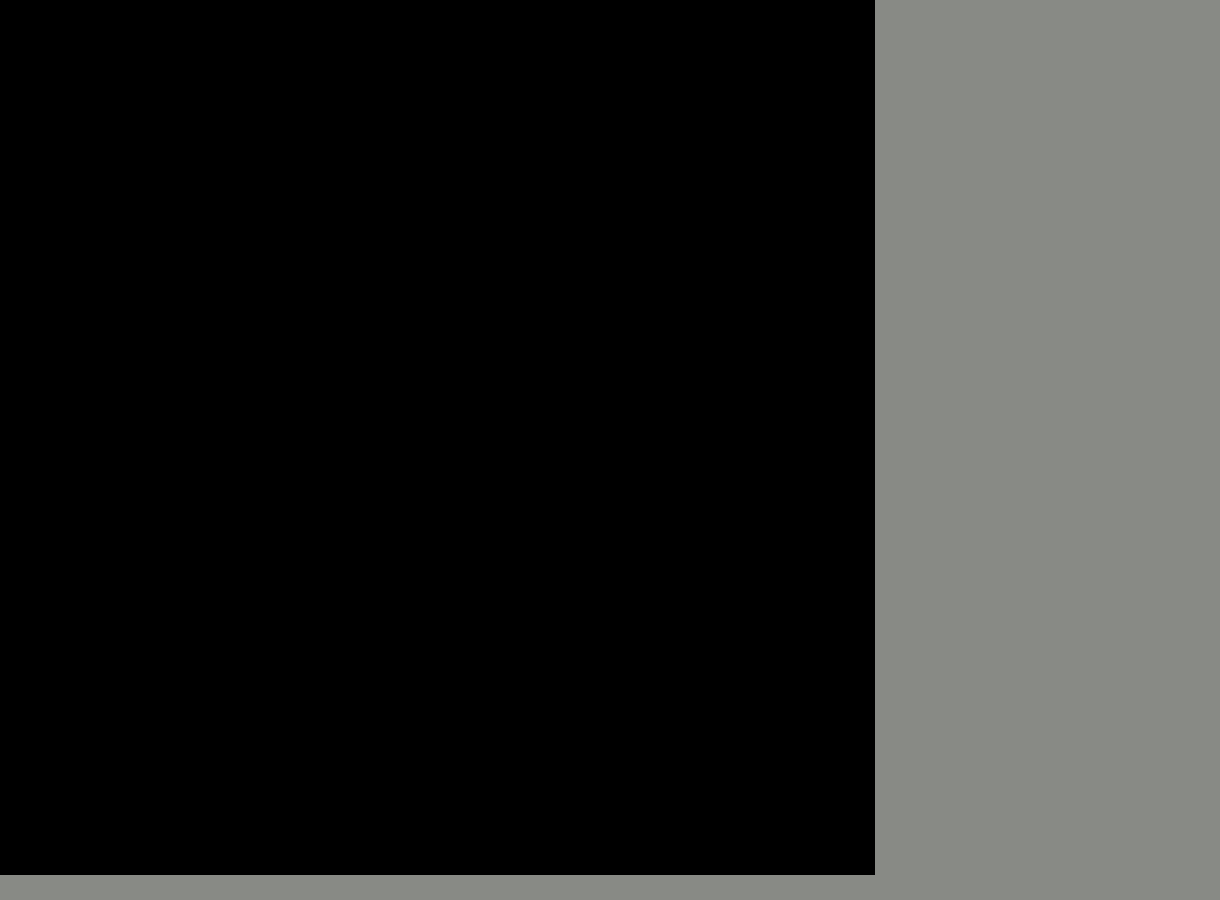
This is monopolywindow.ui in Griffenck1/monopoly.connor.fun as Qt 5 draws it before an edit. The edited form follows.
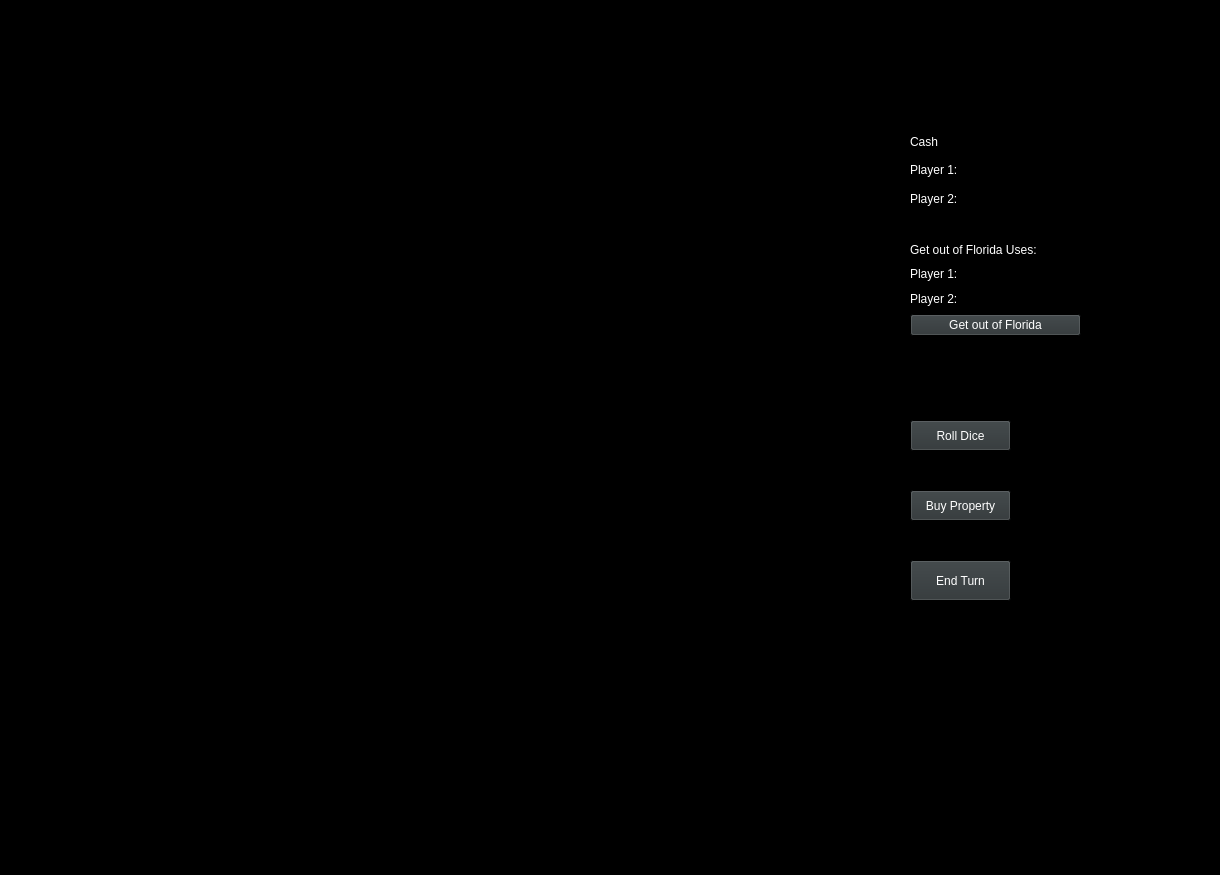
This is the edited form.

The edit to the form file:
```diff
--- a/monopolywindow.ui
+++ b/monopolywindow.ui
@@ -7,67 +7,445 @@
     <x>0</x>
     <y>0</y>
     <width>1220</width>
-    <height>900</height>
+    <height>875</height>
    </rect>
   </property>
   <property name="palette">
    <palette>
     <active>
+     <colorrole role="WindowText">
+      <brush brushstyle="SolidPattern">
+       <color alpha="255">
+        <red>255</red>
+        <green>255</green>
+        <blue>255</blue>
+       </color>
+      </brush>
+     </colorrole>
+     <colorrole role="Button">
+      <brush brushstyle="SolidPattern">
+       <color alpha="255">
+        <red>46</red>
+        <green>52</green>
+        <blue>54</blue>
+       </color>
+      </brush>
+     </colorrole>
+     <colorrole role="Light">
+      <brush brushstyle="SolidPattern">
+       <color alpha="255">
+        <red>0</red>
+        <green>0</green>
+        <blue>0</blue>
+       </color>
+      </brush>
+     </colorrole>
+     <colorrole role="Midlight">
+      <brush brushstyle="SolidPattern">
+       <color alpha="255">
+        <red>0</red>
+        <green>0</green>
+        <blue>0</blue>
+       </color>
+      </brush>
+     </colorrole>
+     <colorrole role="Dark">
+      <brush brushstyle="SolidPattern">
+       <color alpha="255">
+        <red>0</red>
+        <green>0</green>
+        <blue>0</blue>
+       </color>
+      </brush>
+     </colorrole>
+     <colorrole role="Mid">
+      <brush brushstyle="SolidPattern">
+       <color alpha="255">
+        <red>0</red>
+        <green>0</green>
+        <blue>0</blue>
+       </color>
+      </brush>
+     </colorrole>
+     <colorrole role="Text">
+      <brush brushstyle="SolidPattern">
+       <color alpha="255">
+        <red>255</red>
+        <green>255</green>
+        <blue>255</blue>
+       </color>
+      </brush>
+     </colorrole>
+     <colorrole role="BrightText">
+      <brush brushstyle="SolidPattern">
+       <color alpha="255">
+        <red>255</red>
+        <green>255</green>
+        <blue>255</blue>
+       </color>
+      </brush>
+     </colorrole>
+     <colorrole role="ButtonText">
+      <brush brushstyle="SolidPattern">
+       <color alpha="255">
+        <red>255</red>
+        <green>255</green>
+        <blue>255</blue>
+       </color>
+      </brush>
+     </colorrole>
      <colorrole role="Base">
       <brush brushstyle="SolidPattern">
        <color alpha="255">
-        <red>238</red>
-        <green>238</green>
-        <blue>236</blue>
+        <red>0</red>
+        <green>0</green>
+        <blue>0</blue>
        </color>
       </brush>
      </colorrole>
      <colorrole role="Window">
       <brush brushstyle="SolidPattern">
        <color alpha="255">
-        <red>136</red>
-        <green>138</green>
-        <blue>133</blue>
+        <red>0</red>
+        <green>0</green>
+        <blue>0</blue>
+       </color>
+      </brush>
+     </colorrole>
+     <colorrole role="Shadow">
+      <brush brushstyle="SolidPattern">
+       <color alpha="255">
+        <red>0</red>
+        <green>0</green>
+        <blue>0</blue>
+       </color>
+      </brush>
+     </colorrole>
+     <colorrole role="AlternateBase">
+      <brush brushstyle="SolidPattern">
+       <color alpha="255">
+        <red>0</red>
+        <green>0</green>
+        <blue>0</blue>
+       </color>
+      </brush>
+     </colorrole>
+     <colorrole role="ToolTipBase">
+      <brush brushstyle="SolidPattern">
+       <color alpha="255">
+        <red>255</red>
+        <green>255</green>
+        <blue>220</blue>
+       </color>
+      </brush>
+     </colorrole>
+     <colorrole role="ToolTipText">
+      <brush brushstyle="SolidPattern">
+       <color alpha="255">
+        <red>0</red>
+        <green>0</green>
+        <blue>0</blue>
+       </color>
+      </brush>
+     </colorrole>
+     <colorrole role="PlaceholderText">
+      <brush brushstyle="SolidPattern">
+       <color alpha="128">
+        <red>255</red>
+        <green>255</green>
+        <blue>255</blue>
        </color>
       </brush>
      </colorrole>
     </active>
     <inactive>
+     <colorrole role="WindowText">
+      <brush brushstyle="SolidPattern">
+       <color alpha="255">
+        <red>255</red>
+        <green>255</green>
+        <blue>255</blue>
+       </color>
+      </brush>
+     </colorrole>
+     <colorrole role="Button">
+      <brush brushstyle="SolidPattern">
+       <color alpha="255">
+        <red>46</red>
+        <green>52</green>
+        <blue>54</blue>
+       </color>
+      </brush>
+     </colorrole>
+     <colorrole role="Light">
+      <brush brushstyle="SolidPattern">
+       <color alpha="255">
+        <red>0</red>
+        <green>0</green>
+        <blue>0</blue>
+       </color>
+      </brush>
+     </colorrole>
+     <colorrole role="Midlight">
+      <brush brushstyle="SolidPattern">
+       <color alpha="255">
+        <red>0</red>
+        <green>0</green>
+        <blue>0</blue>
+       </color>
+      </brush>
+     </colorrole>
+     <colorrole role="Dark">
+      <brush brushstyle="SolidPattern">
+       <color alpha="255">
+        <red>0</red>
+        <green>0</green>
+        <blue>0</blue>
+       </color>
+      </brush>
+     </colorrole>
+     <colorrole role="Mid">
+      <brush brushstyle="SolidPattern">
+       <color alpha="255">
+        <red>0</red>
+        <green>0</green>
+        <blue>0</blue>
+       </color>
+      </brush>
+     </colorrole>
+     <colorrole role="Text">
+      <brush brushstyle="SolidPattern">
+       <color alpha="255">
+        <red>255</red>
+        <green>255</green>
+        <blue>255</blue>
+       </color>
+      </brush>
+     </colorrole>
+     <colorrole role="BrightText">
+      <brush brushstyle="SolidPattern">
+       <color alpha="255">
+        <red>255</red>
+        <green>255</green>
+        <blue>255</blue>
+       </color>
+      </brush>
+     </colorrole>
+     <colorrole role="ButtonText">
+      <brush brushstyle="SolidPattern">
+       <color alpha="255">
+        <red>255</red>
+        <green>255</green>
+        <blue>255</blue>
+       </color>
+      </brush>
+     </colorrole>
      <colorrole role="Base">
       <brush brushstyle="SolidPattern">
        <color alpha="255">
-        <red>238</red>
-        <green>238</green>
-        <blue>236</blue>
+        <red>0</red>
+        <green>0</green>
+        <blue>0</blue>
        </color>
       </brush>
      </colorrole>
      <colorrole role="Window">
       <brush brushstyle="SolidPattern">
        <color alpha="255">
-        <red>136</red>
-        <green>138</green>
-        <blue>133</blue>
+        <red>0</red>
+        <green>0</green>
+        <blue>0</blue>
+       </color>
+      </brush>
+     </colorrole>
+     <colorrole role="Shadow">
+      <brush brushstyle="SolidPattern">
+       <color alpha="255">
+        <red>0</red>
+        <green>0</green>
+        <blue>0</blue>
+       </color>
+      </brush>
+     </colorrole>
+     <colorrole role="AlternateBase">
+      <brush brushstyle="SolidPattern">
+       <color alpha="255">
+        <red>0</red>
+        <green>0</green>
+        <blue>0</blue>
+       </color>
+      </brush>
+     </colorrole>
+     <colorrole role="ToolTipBase">
+      <brush brushstyle="SolidPattern">
+       <color alpha="255">
+        <red>255</red>
+        <green>255</green>
+        <blue>220</blue>
+       </color>
+      </brush>
+     </colorrole>
+     <colorrole role="ToolTipText">
+      <brush brushstyle="SolidPattern">
+       <color alpha="255">
+        <red>0</red>
+        <green>0</green>
+        <blue>0</blue>
+       </color>
+      </brush>
+     </colorrole>
+     <colorrole role="PlaceholderText">
+      <brush brushstyle="SolidPattern">
+       <color alpha="128">
+        <red>255</red>
+        <green>255</green>
+        <blue>255</blue>
        </color>
       </brush>
      </colorrole>
     </inactive>
     <disabled>
+     <colorrole role="WindowText">
+      <brush brushstyle="SolidPattern">
+       <color alpha="255">
+        <red>0</red>
+        <green>0</green>
+        <blue>0</blue>
+       </color>
+      </brush>
+     </colorrole>
+     <colorrole role="Button">
+      <brush brushstyle="SolidPattern">
+       <color alpha="255">
+        <red>46</red>
+        <green>52</green>
+        <blue>54</blue>
+       </color>
+      </brush>
+     </colorrole>
+     <colorrole role="Light">
+      <brush brushstyle="SolidPattern">
+       <color alpha="255">
+        <red>0</red>
+        <green>0</green>
+        <blue>0</blue>
+       </color>
+      </brush>
+     </colorrole>
+     <colorrole role="Midlight">
+      <brush brushstyle="SolidPattern">
+       <color alpha="255">
+        <red>0</red>
+        <green>0</green>
+        <blue>0</blue>
+       </color>
+      </brush>
+     </colorrole>
+     <colorrole role="Dark">
+      <brush brushstyle="SolidPattern">
+       <color alpha="255">
+        <red>0</red>
+        <green>0</green>
+        <blue>0</blue>
+       </color>
+      </brush>
+     </colorrole>
+     <colorrole role="Mid">
+      <brush brushstyle="SolidPattern">
+       <color alpha="255">
+        <red>0</red>
+        <green>0</green>
+        <blue>0</blue>
+       </color>
+      </brush>
+     </colorrole>
+     <colorrole role="Text">
+      <brush brushstyle="SolidPattern">
+       <color alpha="255">
+        <red>0</red>
+        <green>0</green>
+        <blue>0</blue>
+       </color>
+      </brush>
+     </colorrole>
+     <colorrole role="BrightText">
+      <brush brushstyle="SolidPattern">
+       <color alpha="255">
+        <red>255</red>
+        <green>255</green>
+        <blue>255</blue>
+       </color>
+      </brush>
+     </colorrole>
+     <colorrole role="ButtonText">
+      <brush brushstyle="SolidPattern">
+       <color alpha="255">
+        <red>0</red>
+        <green>0</green>
+        <blue>0</blue>
+       </color>
+      </brush>
+     </colorrole>
      <colorrole role="Base">
       <brush brushstyle="SolidPattern">
        <color alpha="255">
-        <red>136</red>
-        <green>138</green>
-        <blue>133</blue>
+        <red>0</red>
+        <green>0</green>
+        <blue>0</blue>
        </color>
       </brush>
      </colorrole>
      <colorrole role="Window">
       <brush brushstyle="SolidPattern">
        <color alpha="255">
-        <red>136</red>
-        <green>138</green>
-        <blue>133</blue>
+        <red>0</red>
+        <green>0</green>
+        <blue>0</blue>
+       </color>
+      </brush>
+     </colorrole>
+     <colorrole role="Shadow">
+      <brush brushstyle="SolidPattern">
+       <color alpha="255">
+        <red>0</red>
+        <green>0</green>
+        <blue>0</blue>
+       </color>
+      </brush>
+     </colorrole>
+     <colorrole role="AlternateBase">
+      <brush brushstyle="SolidPattern">
+       <color alpha="255">
+        <red>0</red>
+        <green>0</green>
+        <blue>0</blue>
+       </color>
+      </brush>
+     </colorrole>
+     <colorrole role="ToolTipBase">
+      <brush brushstyle="SolidPattern">
+       <color alpha="255">
+        <red>255</red>
+        <green>255</green>
+        <blue>220</blue>
+       </color>
+      </brush>
+     </colorrole>
+     <colorrole role="ToolTipText">
+      <brush brushstyle="SolidPattern">
+       <color alpha="255">
+        <red>0</red>
+        <green>0</green>
+        <blue>0</blue>
+       </color>
+      </brush>
+     </colorrole>
+     <colorrole role="PlaceholderText">
+      <brush brushstyle="SolidPattern">
+       <color alpha="128">
+        <red>255</red>
+        <green>255</green>
+        <blue>255</blue>
        </color>
       </brush>
      </colorrole>
@@ -155,6 +533,144 @@
      <enum>QFrame::NoFrame</enum>
     </property>
    </widget>
+   <widget class="QWidget" name="verticalLayoutWidget">
+    <property name="geometry">
+     <rect>
+      <x>910</x>
+      <y>130</y>
+      <width>160</width>
+      <height>80</height>
+     </rect>
+    </property>
+    <layout class="QVBoxLayout" name="cashLabels">
+     <item>
+      <widget class="QLabel" name="cashLabel">
+       <property name="text">
+        <string>Cash</string>
+       </property>
+      </widget>
+     </item>
+     <item>
+      <widget class="QLabel" name="player1CashLabel">
+       <property name="text">
+        <string>Player 1:</string>
+       </property>
+      </widget>
+     </item>
+     <item>
+      <widget class="QLabel" name="player2CashLabel">
+       <property name="text">
+        <string>Player 2:</string>
+       </property>
+      </widget>
+     </item>
+    </layout>
+   </widget>
+   <widget class="QPushButton" name="endTurnButton">
+    <property name="geometry">
+     <rect>
+      <x>910</x>
+      <y>560</y>
+      <width>101</width>
+      <height>41</height>
+     </rect>
+    </property>
+    <property name="text">
+     <string>End Turn</string>
+    </property>
+   </widget>
+   <widget class="QWidget" name="verticalLayoutWidget_2">
+    <property name="geometry">
+     <rect>
+      <x>910</x>
+      <y>240</y>
+      <width>171</width>
+      <height>96</height>
+     </rect>
+    </property>
+    <layout class="QVBoxLayout" name="verticalLayout">
+     <item>
+      <widget class="QLabel" name="goFloridaLabel">
+       <property name="text">
+        <string>Get out of Florida Uses:</string>
+       </property>
+      </widget>
+     </item>
+     <item>
+      <widget class="QLabel" name="goFloridap2LAbel">
+       <property name="text">
+        <string>Player 1:</string>
+       </property>
+      </widget>
+     </item>
+     <item>
+      <widget class="QLabel" name="goFloridap1Label">
+       <property name="text">
+        <string>Player 2:</string>
+       </property>
+      </widget>
+     </item>
+     <item>
+      <widget class="QPushButton" name="gofloridaButton">
+       <property name="text">
+        <string>Get out of Florida</string>
+       </property>
+      </widget>
+     </item>
+    </layout>
+   </widget>
+   <widget class="QLabel" name="turnLabel">
+    <property name="geometry">
+     <rect>
+      <x>910</x>
+      <y>80</y>
+      <width>67</width>
+      <height>17</height>
+     </rect>
+    </property>
+    <property name="text">
+     <string/>
+    </property>
+   </widget>
+   <widget class="QPushButton" name="buyButton">
+    <property name="geometry">
+     <rect>
+      <x>910</x>
+      <y>490</y>
+      <width>101</width>
+      <height>31</height>
+     </rect>
+    </property>
+    <property name="text">
+     <string>Buy Property</string>
+    </property>
+   </widget>
+   <widget class="QPushButton" name="rollDiceButton">
+    <property name="geometry">
+     <rect>
+      <x>910</x>
+      <y>420</y>
+      <width>101</width>
+      <height>31</height>
+     </rect>
+    </property>
+    <property name="text">
+     <string>Roll Dice</string>
+    </property>
+   </widget>
+   <widget class="QLabel" name="rollDiceLabel">
+    <property name="geometry">
+     <rect>
+      <x>1020</x>
+      <y>420</y>
+      <width>191</width>
+      <height>41</height>
+     </rect>
+    </property>
+    <property name="text">
+     <string/>
+    </property>
+   </widget>
   </widget>
  </widget>
  <resources/>
```
